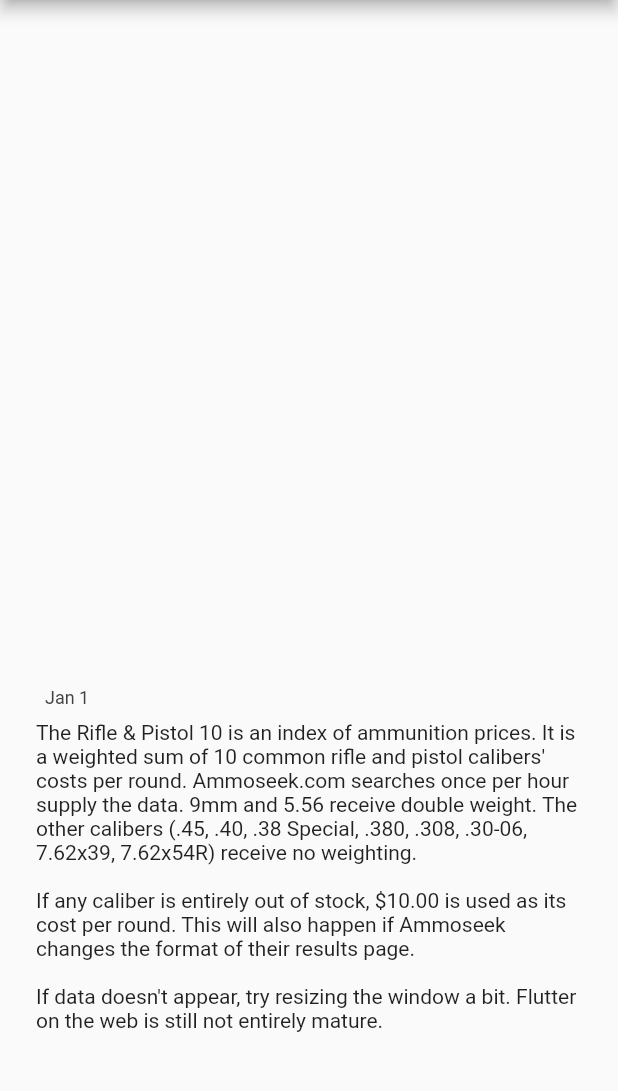
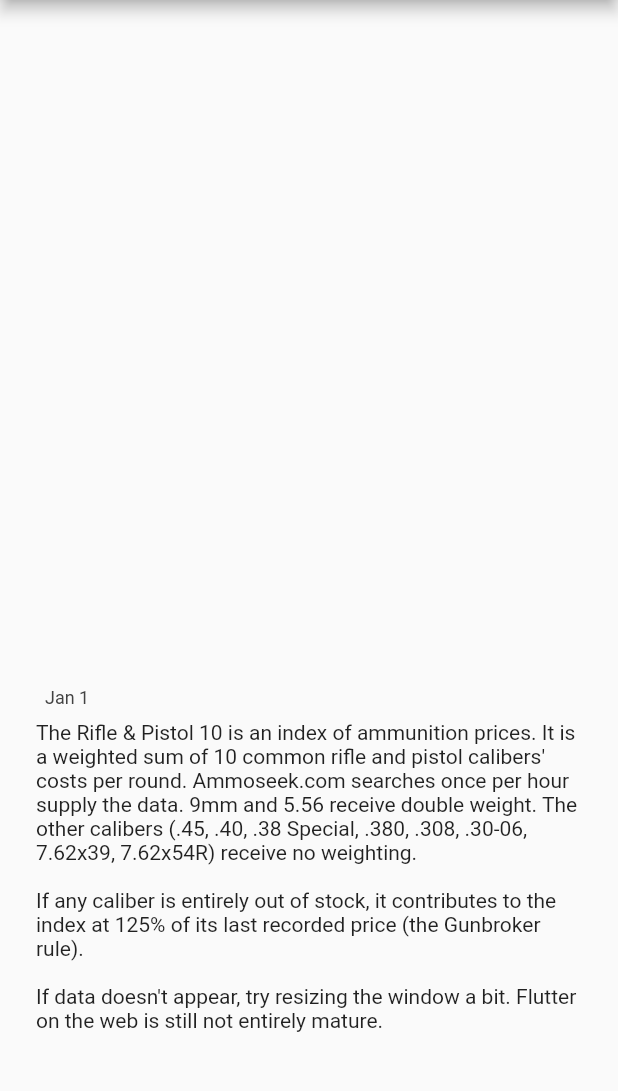
Before and after one commit to jslater89/rp10_index_viewer, a Flutter app: the screen it shows after launch, on a phone screen of 412 x 824 dp, the part 84-1175 px from its top. Run offline on Flutter 3.47's test engine with Material 2 defaults, Android fonts, the phone set to English and light mode, and no system bars; our stand-ins replace charts_flutter, timezone; missing offline and left inert: rp10_index_server; network calls fail.

Commit message:
Update text to note Gunbroker Rule

```diff
--- a/lib/main.dart
+++ b/lib/main.dart
@@ -153,8 +153,7 @@ class _MyHomePageState extends State<MyHomePage> {
                           "rifle and pistol calibers' costs per round. Ammoseek.com searches once per hour supply the data. 9mm "
                           "and 5.56 receive double weight. The other calibers (.45, .40, .38 Special, .380, .308, .30-06, 7.62x39, "
                           "7.62x54R) receive no weighting.\n\n"
-                          "If any caliber is entirely out of stock, \$10.00 is used as its cost per round. This will also "
-                          "happen if Ammoseek changes the format of their results page.\n\n"
+                          "If any caliber is entirely out of stock, it contributes to the index at 125% of its last recorded price (the Gunbroker rule).\n\n"
                           "If data doesn't appear, try resizing the window a bit. Flutter on the web is still not entirely mature.")
                     )
                   ],
```
Also changed, not shown: 4 other files.
